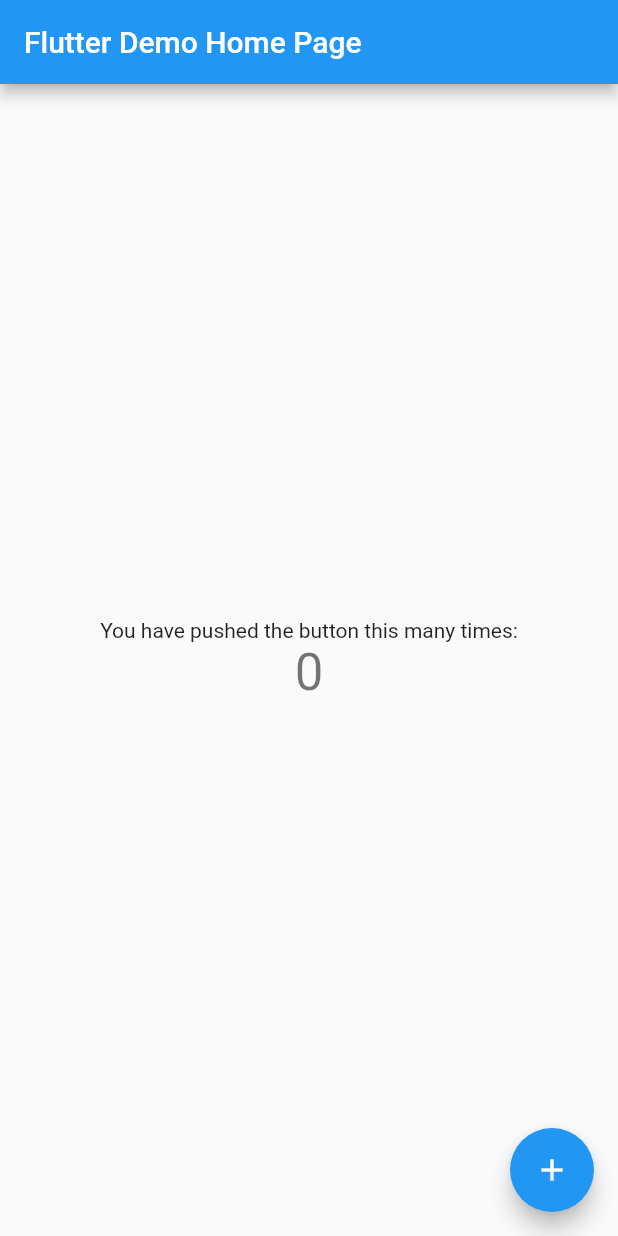
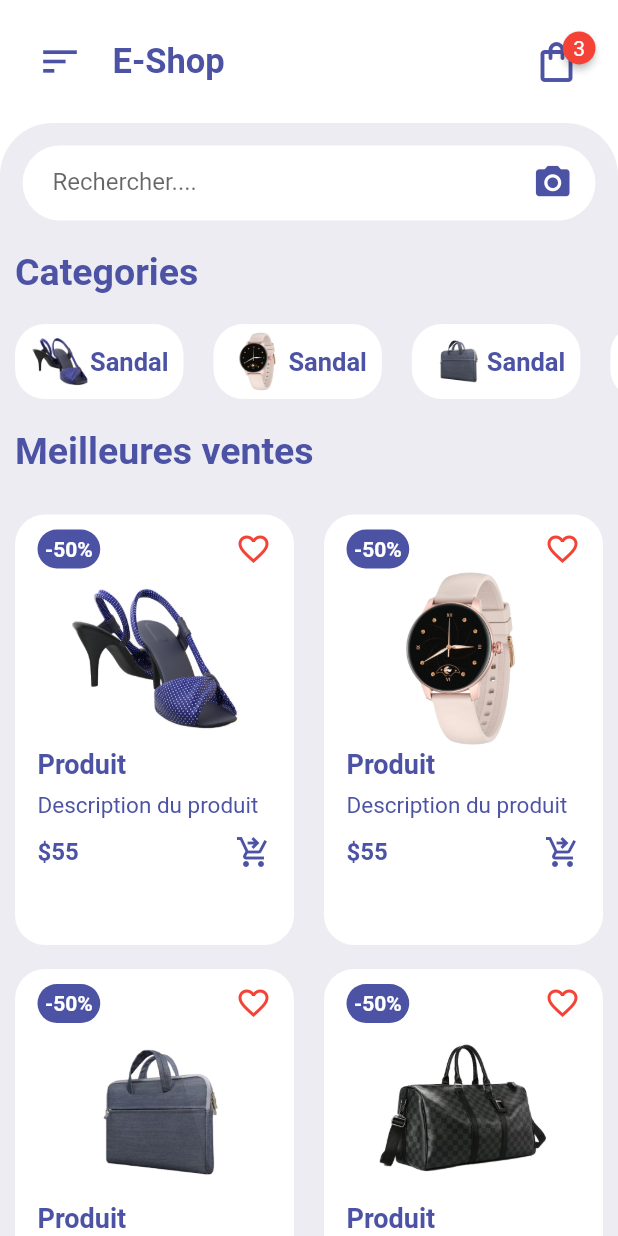
Before and after one commit to Arezkil96/Flutter-Project, a Flutter app: the screen it shows after launch, on a phone screen of 412 x 824 dp. Run offline on Flutter 3.47's test engine with Material 2 defaults, Android fonts, the phone set to English and light mode, and no system bars; drawn by our look-alikes of badges.

Commit message:
Ajout des nouvelles pages

```diff
--- /dev/null
+++ b/lib/Homepage.dart
@@ -0,0 +1,105 @@
+// ignore_for_file: prefer_const_constructors, prefer_const_literals_to_create_immutables
+
+import 'package:flutter/material.dart';
+import 'widgets/CategoriesWidget.dart';
+import 'widgets/HomeAppBar.dart';
+import 'widgets/ItemsWidget.dart';
+
+class HomePage extends StatelessWidget{
+  @override
+  Widget build(BuildContext context){
+    return Scaffold(
+      body : ListView(children:[
+        HomeAppBar(),
+        Container(
+          //Temporairement
+          //height: 500,
+          padding: EdgeInsets.only(top:15),
+          decoration: BoxDecoration(
+            color: Color(0xFFEDECF2),
+            borderRadius: BorderRadius.only(
+              topLeft: Radius.circular(35),
+              topRight: Radius.circular(35),
+            ),
+
+          ),
+          child: Column(
+            children: [
+              Container(
+                margin: EdgeInsets.symmetric(horizontal: 15),
+                padding: EdgeInsets.symmetric(horizontal: 15),
+                height: 50,
+                decoration: BoxDecoration(
+                  color: Colors.white,
+                  borderRadius: BorderRadius.circular(30),
+                  ),
+                  child: Row(
+                    //Barre de recherche
+                    children: [
+                      Container(
+                        margin :EdgeInsets.only(left :5),
+                        height: 50,
+                        width: 300,
+                        child: TextFormField(
+                          decoration: InputDecoration(
+                            border: InputBorder.none,
+                            hintText: "Rechercher....",
+                          ),
+                        ),
+                      ),
+                      Spacer(),
+
+                      Icon(
+                        Icons.camera_alt,
+                        size: 27,
+                        color: Color(0xFF4C53A5),
+
+                      ),
+                    ],
+                  ),
+             ),
+
+             //Categories
+             Container(
+              alignment: Alignment.centerLeft,
+              margin: EdgeInsets.symmetric(
+                vertical: 20,
+                horizontal: 10,
+              ),
+              child: Text(
+                "Categories",
+                style: TextStyle(
+                  fontSize: 25,
+                  fontWeight: FontWeight.bold,
+                  color: Color(0xFF4C53A5),
+                   ),
+                 ),
+             ),
+             //Categories
+             CategoriesWidget(),
+
+             //Articles
+             Container(
+              alignment: Alignment.centerLeft,
+              margin: EdgeInsets.symmetric(vertical: 20,horizontal: 10,),
+              child: Text(
+                "Meilleures ventes",
+                style: TextStyle(
+                   fontSize: 25,
+                   fontWeight: FontWeight.bold,
+                   color: Color(0xFF4C53A5),
+                   ),
+                   ),
+             ),
+
+             ItemsWidget(),
+
+
+            ],
+            ),
+        ),
+      ],
+      ),
+    );
+  }
+}
--- a/lib/main.dart
+++ b/lib/main.dart
@@ -1,115 +1,20 @@
 import 'package:flutter/material.dart';
+import 'package:theproject/Homepage.dart';
 
-void main() {
-  runApp(const MyApp());
-}
+void main()=> runApp(MyApp());
 
-class MyApp extends StatelessWidget {
-  const MyApp({Key? key}) : super(key: key);
+class MyApp extends StatelessWidget{
+  @override
+  Widget build(BuildContext context){
+    return MaterialApp(
+      debugShowCheckedModeBanner: false,
+      theme: ThemeData(
+        scaffoldBackgroundColor: Colors.white,
+      ),
+      routes : {
+        "/" : (context)=>HomePage()
+      },
 
-  // This widget is the root of your application.
-  @override
-  Widget build(BuildContext context) {
-    return MaterialApp(
-      title: 'Flutter Demo Projet',
-      theme: ThemeData(
-        // This is the theme of your application.
-        //
-        // Try running your application with "flutter run". You'll see the
-        // application has a blue toolbar. Then, without quitting the app, try
-        // changing the primarySwatch below to Colors.green and then invoke
-        // "hot reload" (press "r" in the console where you ran "flutter run",
-        // or simply save your changes to "hot reload" in a Flutter IDE).
-        // Notice that the counter didn't reset back to zero; the application
-        // is not restarted.
-        primarySwatch: Colors.blue,
-      ),
-      home: const MyHomePage(title: 'Flutter Demo Home Page'),
     );
   }
 }
-
-class MyHomePage extends StatefulWidget {
-  const MyHomePage({Key? key, required this.title}) : super(key: key);
-
-  // This widget is the home page of your application. It is stateful, meaning
-  // that it has a State object (defined below) that contains fields that affect
-  // how it looks.
-
-  // This class is the configuration for the state. It holds the values (in this
-  // case the title) provided by the parent (in this case the App widget) and
-  // used by the build method of the State. Fields in a Widget subclass are
-  // always marked "final".
-
-  final String title;
-
-  @override
-  State<MyHomePage> createState() => _MyHomePageState();
-}
-
-class _MyHomePageState extends State<MyHomePage> {
-  int _counter = 0;
-
-  void _incrementCounter() {
-    setState(() {
-      // This call to setState tells the Flutter framework that something has
-      // changed in this State, which causes it to rerun the build method below
-      // so that the display can reflect the updated values. If we changed
-      // _counter without calling setState(), then the build method would not be
-      // called again, and so nothing would appear to happen.
-      _counter++;
-    });
-  }
-
-  @override
-  Widget build(BuildContext context) {
-    // This method is rerun every time setState is called, for instance as done
-    // by the _incrementCounter method above.
-    //
-    // The Flutter framework has been optimized to make rerunning build methods
-    // fast, so that you can just rebuild anything that needs updating rather
-    // than having to individually change instances of widgets.
-    return Scaffold(
-      appBar: AppBar(
-        // Here we take the value from the MyHomePage object that was created by
-        // the App.build method, and use it to set our appbar title.
-        title: Text(widget.title),
-      ),
-      body: Center(
-        // Center is a layout widget. It takes a single child and positions it
-        // in the middle of the parent.
-        child: Column(
-          // Column is also a layout widget. It takes a list of children and
-          // arranges them vertically. By default, it sizes itself to fit its
-          // children horizontally, and tries to be as tall as its parent.
-          //
-          // Invoke "debug painting" (press "p" in the console, choose the
-          // "Toggle Debug Paint" action from the Flutter Inspector in Android
-          // Studio, or the "Toggle Debug Paint" command in Visual Studio Code)
-          // to see the wireframe for each widget.
-          //
-          // Column has various properties to control how it sizes itself and
-          // how it positions its children. Here we use mainAxisAlignment to
-          // center the children vertically; the main axis here is the vertical
-          // axis because Columns are vertical (the cross axis would be
-          // horizontal).
-          mainAxisAlignment: MainAxisAlignment.center,
-          children: <Widget>[
-            const Text(
-              'You have pushed the button this many times:',
-            ),
-            Text(
-              '$_counter',
-              style: Theme.of(context).textTheme.headline4,
-            ),
-          ],
-        ),
-      ),
-      floatingActionButton: FloatingActionButton(
-        onPressed: _incrementCounter,
-        tooltip: 'Increment',
-        child: const Icon(Icons.add),
-      ), // This trailing comma makes auto-formatting nicer for build methods.
-    );
-  }
-}
--- /dev/null
+++ b/lib/widgets/CategoriesWidget.dart
@@ -0,0 +1,47 @@
+// ignore_for_file: file_names, prefer_const_constructors
+
+import 'dart:ui';
+
+import 'package:flutter/material.dart';
+
+class CategoriesWidget extends StatelessWidget{
+  @override
+  Widget build(BuildContext context){
+    return SingleChildScrollView(
+      scrollDirection: Axis.horizontal,
+      child: Row(
+        children: [
+         for(int i=1;i<8;i++)
+        Container(
+          margin: EdgeInsets.symmetric(horizontal: 10),
+          padding: EdgeInsets.symmetric(vertical: 5,horizontal: 10),
+          decoration: BoxDecoration(
+            color: Colors.white,
+            borderRadius: BorderRadius.circular(20),
+          ),
+          child: Row(
+            crossAxisAlignment: CrossAxisAlignment.center,
+            // ignore: prefer_const_literals_to_create_immutables
+            children: [
+              Image.asset(
+                //Utiliser la boucle pour changer les images
+                "assets/$i.png",
+                width: 40,
+                height: 40,
+                ),
+                Text(
+                  "Sandal",
+                  style: TextStyle(
+                    fontWeight: FontWeight.bold,
+                    fontSize: 17,
+                    color: Color(0xFF4C53A5),
+                  ),
+                  ),
+
+          ]),
+        ),
+      ],
+      ),
+    );
+  }
+}
--- /dev/null
+++ b/lib/widgets/HomeAppBar.dart
@@ -0,0 +1,50 @@
+// ignore_for_file: prefer_const_constructors, prefer_const_literals_to_create_immutables
+
+import 'package:badges/badges.dart';
+import 'package:flutter/material.dart';
+
+class HomeAppBar extends StatelessWidget{
+  @override
+  Widget build(BuildContext context){
+    return Container(
+      color: Colors.white,
+      padding: EdgeInsets.all(25),
+      child: Row(
+        children:  [
+           Icon(
+            Icons.sort,
+            size: 30,
+            color: Color(0xFF4C53A5),
+          ),
+          Padding(
+            padding: EdgeInsets.only(
+              left : 20,
+              ),
+              child:Text(
+                "E-Shop",
+                style: TextStyle(
+                  fontSize: 23,
+                  fontWeight:FontWeight.bold,
+                  color: Color(0xFF4C53A5)
+                   ),),
+              ),
+              Spacer(),
+              Badge(
+                badgeColor: Colors.red,
+                padding: EdgeInsets.all(7),
+                badgeContent: Text("3",style: TextStyle(color: Colors.white),),
+                child: InkWell(
+                  onTap: (){},
+                  child: Icon(Icons.shopping_bag_outlined,
+                  size:32,
+                  color: Color(0xFF4C53A5),
+
+                  ),
+                ),
+              ),
+        ],
+      ),
+
+    );
+  }
+}
--- /dev/null
+++ b/lib/widgets/ItemsWidget.dart
@@ -0,0 +1,107 @@
+// ignore_for_file: prefer_const_constructors
+
+import 'package:flutter/material.dart';
+
+class ItemsWidget extends StatelessWidget{
+  @override
+  Widget build(BuildContext context){
+    return GridView.count(
+      childAspectRatio:0.68,
+      physics: NeverScrollableScrollPhysics(),
+      crossAxisCount: 2,
+      shrinkWrap: true,
+      children: [
+        for(int i=1;i<8;i++)
+        Container(
+          padding: EdgeInsets.only(left: 15,right: 15,top: 10),
+          margin: EdgeInsets.symmetric(vertical: 8,horizontal: 10),
+          decoration: BoxDecoration(
+            color: Colors.white,
+            borderRadius: BorderRadius.circular(20),
+          ),
+          child: Column(
+            children: [
+              Row(
+                mainAxisAlignment:MainAxisAlignment.spaceBetween,
+                children: [
+                  Container(
+                    padding: EdgeInsets.all(5),
+                    decoration: BoxDecoration(
+                      color: Color(0xFF4C53A5),
+                      borderRadius: BorderRadius.circular(20),
+                    ),
+                    child: Text(
+                      "-50%",
+                      style: TextStyle(
+                        fontSize: 14,
+                        color: Colors.white,
+                        fontWeight: FontWeight.bold,
+                      ),
+                    ),
+                  ),
+                  Icon(Icons.favorite_border,
+                  color: Colors.red,)
+
+              ],
+              ),
+              InkWell(
+                onTap: (){},
+                child: Container(
+                  child: Image.asset(
+                    "assets/$i.png",
+                    height: 120,
+                    width: 120,
+                    ),
+                ),
+              ),
+              Container(
+                padding: EdgeInsets.only(bottom: 8),
+                alignment: Alignment.centerLeft,
+                child: Text(
+                  "Produit",
+                  style: TextStyle(
+                    fontSize: 18,
+                    color:Color(0xFF4C53A5),
+                    fontWeight:FontWeight.bold,
+                  ),
+                ),
+                ),
+                Container(
+                  alignment: Alignment.centerLeft,
+                  child: Text(
+                    "Description du produit",
+                    style: TextStyle(
+                      fontSize: 15,
+                      color: Color(0xFF4C53A5),
+                  ),
+                  ),
+                ),
+                Padding(
+                  padding: EdgeInsets.symmetric(vertical: 10),
+                  child: Row(
+                    mainAxisAlignment: MainAxisAlignment.spaceBetween,
+                    children: [
+                      Text(
+                        "\$55",
+                        style: TextStyle(
+                          fontSize: 16,
+                          fontWeight: FontWeight.bold,
+                          color: Color(0xFF4C53A5),
+                        ),
+                      ),
+                      Icon(
+                        Icons.shopping_cart_checkout,
+                        color: Color(0xFF4C53A5),
+                      )
+                    ],
+                  ),
+                )
+
+          ],
+          ),
+        ),
+      ],
+
+    );
+  }
+}
--- a/pubspec.yaml
+++ b/pubspec.yaml
@@ -34,6 +34,7 @@ dependencies:
   # The following adds the Cupertino Icons font to your application.
   # Use with the CupertinoIcons class for iOS style icons.
   cupertino_icons: ^1.0.2
+  badges: ^2.0.3
 
 dev_dependencies:
   flutter_test:
@@ -58,9 +59,8 @@ flutter:
   uses-material-design: true
 
   # To add assets to your application, add an assets section, like this:
-  # assets:
-  #   - images/a_dot_burr.jpeg
-  #   - images/a_dot_ham.jpeg
+  assets:
+     - assets/
 
   # An image asset can refer to one or more resolution-specific "variants", see
   # https://flutter.dev/assets-and-images/#resolution-aware
```
Also changed, not shown: assets/1.png (added), assets/2.png (added), assets/3.png (added), assets/4.png (added), assets/5.png (added), assets/6.png (added), assets/7.png (added), pubspec.lock, 1 other file.
